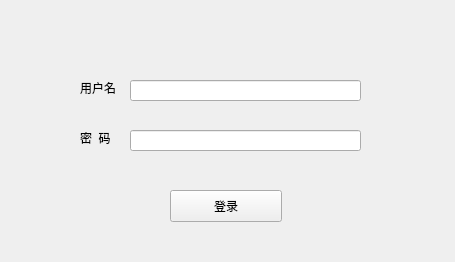
Above: OrderSysV2/orderSystem/widget.ui from wtzhu13/CPPOrCProectDemo before the change. Below: the same form after it.
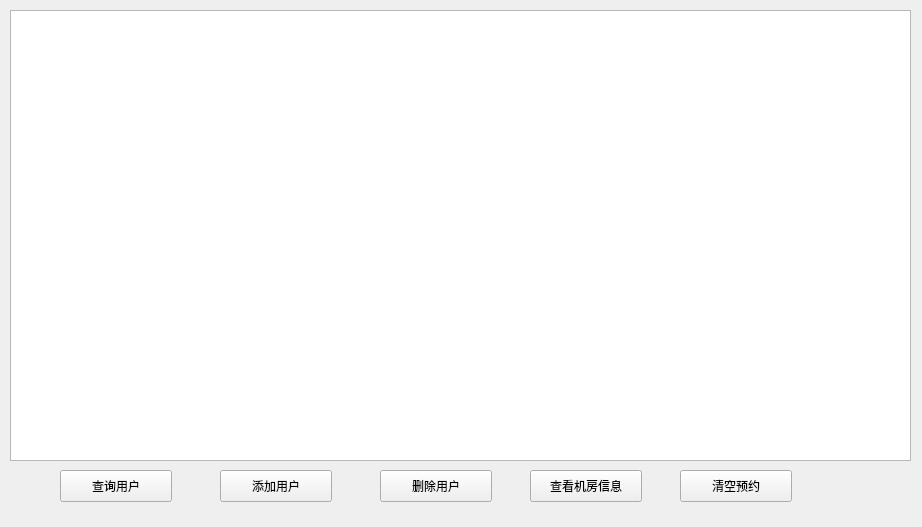
That is the form after the change.

What changed in the file:
```diff
--- a/OrderSysV2/orderSystem/widget.ui
+++ b/OrderSysV2/orderSystem/widget.ui
@@ -6,12 +6,12 @@
    <rect>
     <x>0</x>
     <y>0</y>
-    <width>455</width>
-    <height>262</height>
+    <width>922</width>
+    <height>527</height>
    </rect>
   </property>
   <property name="sizePolicy">
-   <sizepolicy hsizetype="Fixed" vsizetype="Fixed">
+   <sizepolicy hsizetype="Expanding" vsizetype="Expanding">
     <horstretch>0</horstretch>
     <verstretch>0</verstretch>
    </sizepolicy>
@@ -24,8 +24,8 @@
   </property>
   <property name="maximumSize">
    <size>
-    <width>455</width>
-    <height>462</height>
+    <width>65535</width>
+    <height>65535</height>
    </size>
   </property>
   <property name="windowTitle">
@@ -34,60 +34,76 @@
   <widget class="QPushButton" name="pushButton">
    <property name="geometry">
     <rect>
-     <x>170</x>
-     <y>190</y>
+     <x>60</x>
+     <y>470</y>
      <width>112</width>
      <height>32</height>
     </rect>
    </property>
    <property name="text">
-    <string>登录</string>
+    <string>查询用户</string>
    </property>
   </widget>
-  <widget class="QLineEdit" name="lineEdit">
+  <widget class="QPushButton" name="pushButton_2">
    <property name="geometry">
     <rect>
-     <x>130</x>
-     <y>80</y>
-     <width>231</width>
-     <height>21</height>
+     <x>220</x>
+     <y>470</y>
+     <width>112</width>
+     <height>32</height>
     </rect>
    </property>
+   <property name="text">
+    <string>添加用户</string>
+   </property>
   </widget>
-  <widget class="QLineEdit" name="lineEdit_2">
+  <widget class="QPushButton" name="pushButton_3">
    <property name="geometry">
     <rect>
-     <x>130</x>
-     <y>130</y>
-     <width>231</width>
-     <height>21</height>
+     <x>380</x>
+     <y>470</y>
+     <width>112</width>
+     <height>32</height>
     </rect>
    </property>
+   <property name="text">
+    <string>删除用户</string>
+   </property>
   </widget>
-  <widget class="QLabel" name="label">
+  <widget class="QPushButton" name="pushButton_roomInfo">
    <property name="geometry">
     <rect>
-     <x>80</x>
-     <y>80</y>
-     <width>58</width>
-     <height>16</height>
+     <x>530</x>
+     <y>470</y>
+     <width>112</width>
+     <height>32</height>
     </rect>
    </property>
    <property name="text">
-    <string>用户名</string>
+    <string>查看机房信息</string>
    </property>
   </widget>
-  <widget class="QLabel" name="label_2">
+  <widget class="QPushButton" name="pushButton_5">
    <property name="geometry">
     <rect>
-     <x>80</x>
-     <y>130</y>
-     <width>58</width>
-     <height>16</height>
+     <x>680</x>
+     <y>470</y>
+     <width>112</width>
+     <height>32</height>
     </rect>
    </property>
    <property name="text">
-    <string>密  码</string>
+    <string>清空预约</string>
+   </property>
+  </widget>
+  <widget class="QTableView" name="tableView">
+   <property name="geometry">
+    <rect>
+     <x>10</x>
+     <y>10</y>
+     <width>901</width>
+     <height>451</height>
+    </rect>
    </property>
   </widget>
  </widget>
```
